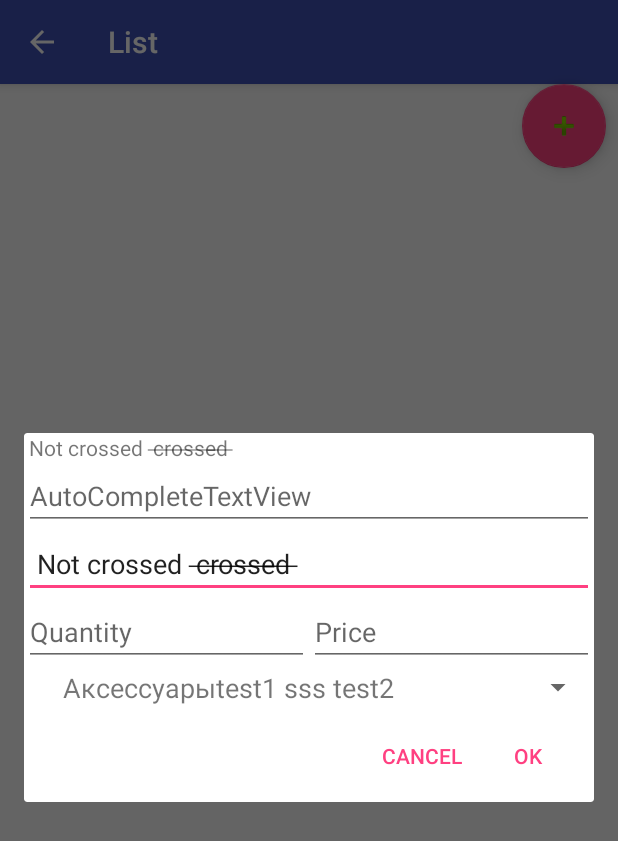
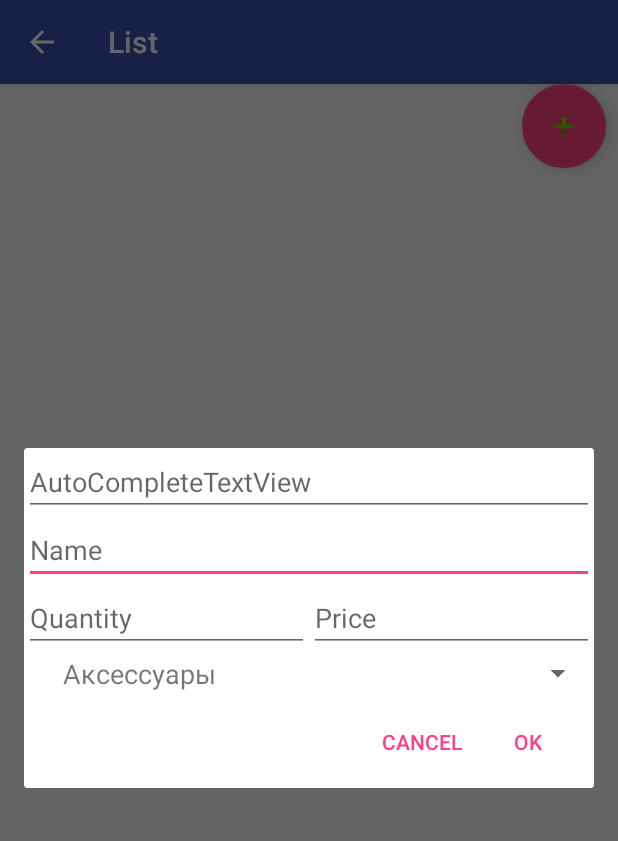
Before and after one commit to alexandersgr/ShopingListApp, an Android app: the ItemsOfList screen opened directly, with no data from a screen before it, after a tap on an icon or button, on a phone screen of 412 x 824 dp. Shown: the top 841 px of the screen. Run offline under Robolectric (Android 15) with nearby library versions, the phone set to English and light mode, and no system bars.

Commit message:
04.01.18 20:00 formatted text

```diff
--- a/app/src/main/java/com/groundsoft/dean/shoppinglist/Models/Ctgrs.java
+++ b/app/src/main/java/com/groundsoft/dean/shoppinglist/Models/Ctgrs.java
@@ -56,7 +56,7 @@ public class Ctgrs {
 
                     Ctgrs c = new Ctgrs();
 
-                    c.categoryName = n + element2.getTextContent();
+                    c.categoryName = n;
                     c.categoryImage = image;
                     c.categoryOrder = cid;
 
--- a/app/src/main/res/layout/dialog_add_item.xml
+++ b/app/src/main/res/layout/dialog_add_item.xml
@@ -3,12 +3,6 @@
     android:layout_width="match_parent"
     android:layout_height="match_parent"
     android:orientation="vertical">
-
-    <TextView
-        android:id="@+id/textView"
-        android:layout_width="match_parent"
-        android:layout_height="wrap_content"
-        android:text="@string/line" />
 
     <AutoCompleteTextView
         android:id="@+id/autoCompleteItemName"
@@ -21,8 +15,7 @@
         android:layout_width="match_parent"
         android:layout_height="wrap_content"
         android:hint="@string/new_item_name_placeholder"
-        android:inputType=""
-        android:text="@string/line">
+        android:inputType="">
 
         <requestFocus />
     </EditText>
--- a/app/src/main/res/raw/ctgs.xml
+++ b/app/src/main/res/raw/ctgs.xml
@@ -1,6 +1,6 @@
 <?xml version="1.0" encoding="utf-8"?>
 <categories>
-    <ctgs name="cg10" cid="10" image="">test1 <strike>sss</strike> test2</ctgs>
+    <ctgs name="cg10" cid="10" image=""/>
     <ctgs name="cg20" cid="20" image=""/>
     <ctgs name="cg30" cid="30" image=""/>
     <ctgs name="cg40" cid="40" image=""/>
```
Also changed, not shown: app/src/main/java/com/groundsoft/dean/shoppinglist/ItemsOfList.java (+7 -0 lines), app/src/main/java/com/groundsoft/dean/shoppinglist/Models/Items.java (+18 -8 lines).
